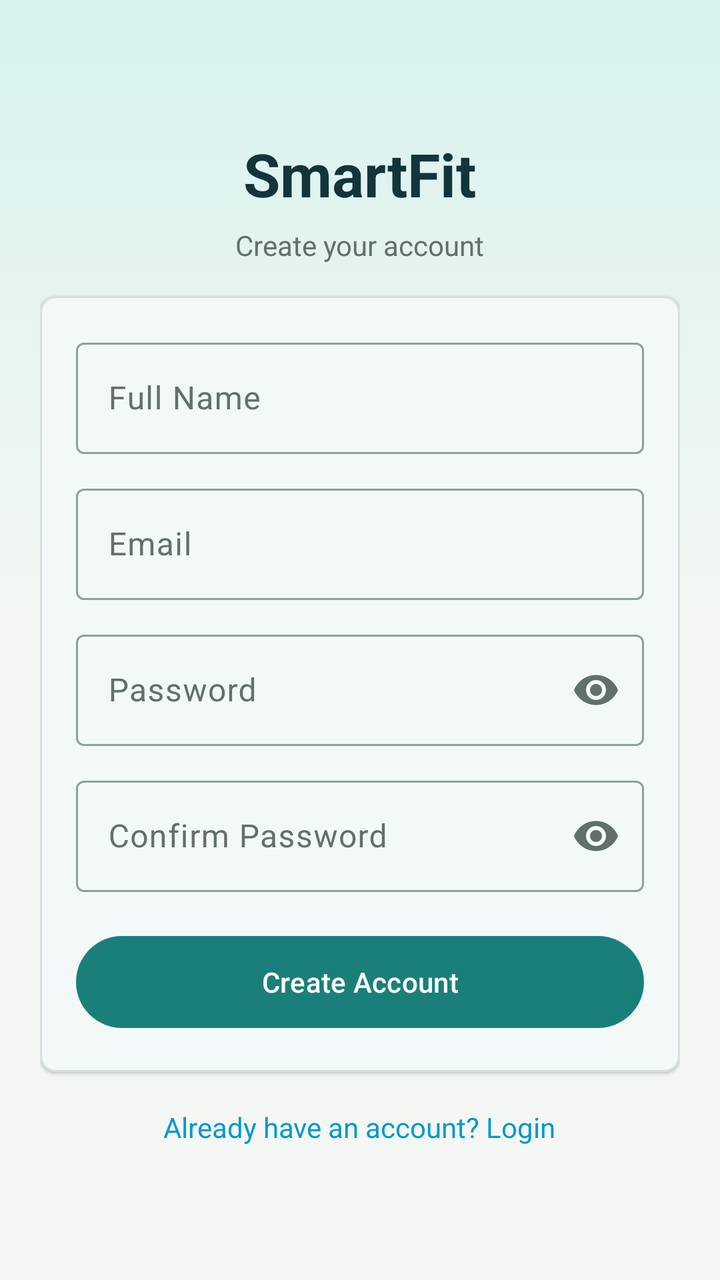
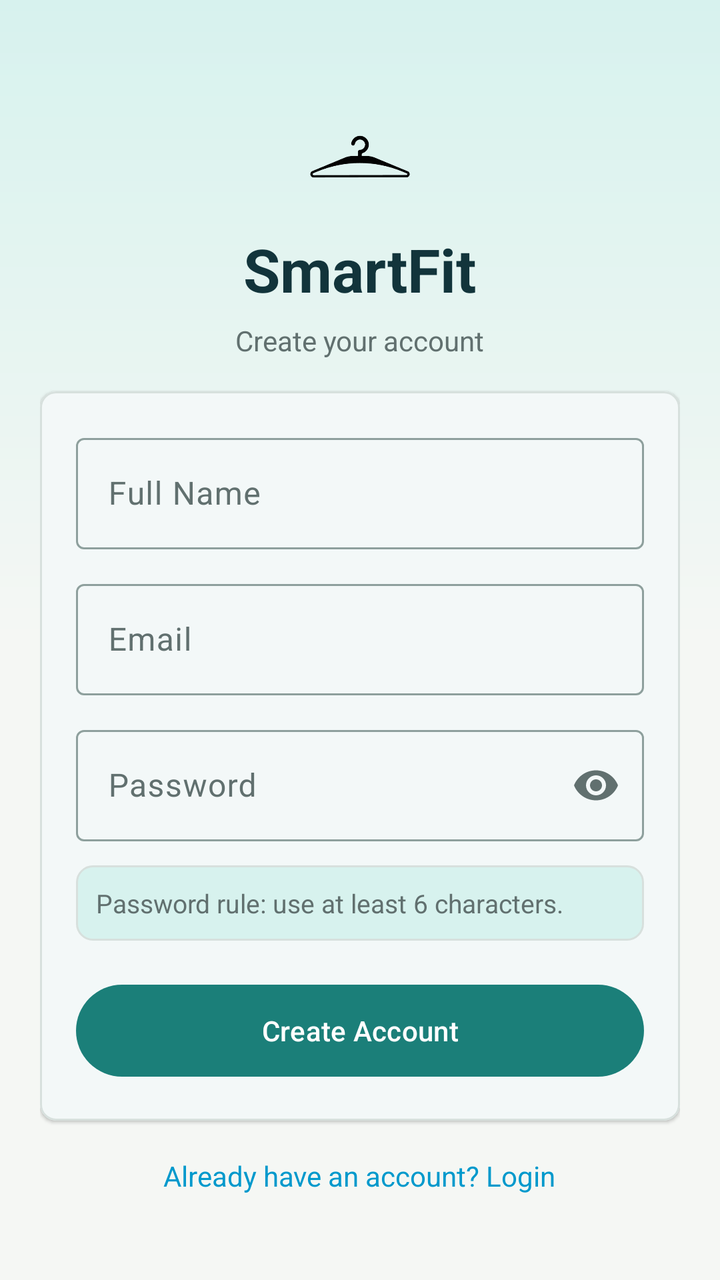

Screens rendered from an Android XML layout before and after an edit, with the pre-edit source and the edit as a unified diff.
<!-- AndroidManifest.xml: application theme Theme.SmartFitApp -->
<!-- res/layout/activity_register.xml -->
<?xml version="1.0" encoding="utf-8"?>
<ScrollView xmlns:android="http://schemas.android.com/apk/res/android"
    xmlns:app="http://schemas.android.com/apk/res-auto"
    android:layout_width="match_parent"
    android:layout_height="match_parent"
    android:fillViewport="true"
    android:background="@drawable/bg_auth_panel">

    <LinearLayout
        android:layout_width="match_parent"
        android:layout_height="match_parent"
        android:orientation="vertical"
        android:gravity="center"
        android:paddingStart="@dimen/screen_padding"
        android:paddingEnd="@dimen/screen_padding"
        android:paddingTop="16dp"
        android:paddingBottom="16dp">

        
        <LinearLayout
            android:layout_width="wrap_content"
            android:layout_height="wrap_content"
            android:orientation="vertical"
            android:gravity="center"
            android:layout_marginBottom="16dp">

            <TextView
                android:layout_width="wrap_content"
                android:layout_height="wrap_content"
                android:text="SmartFit"
                style="@style/Text.Brand" />

            <TextView
                android:layout_width="wrap_content"
                android:layout_height="wrap_content"
                android:layout_marginTop="6dp"
                android:text="Create your account"
                android:textSize="14sp"
                android:textColor="@color/on_surface_variant" />
        </LinearLayout>

        
        <com.google.android.material.card.MaterialCardView
            android:layout_width="match_parent"
            android:layout_height="wrap_content"
            app:cardCornerRadius="@dimen/card_radius"
            app:cardElevation="1dp"
            app:strokeColor="@color/outline_variant"
            app:strokeWidth="1dp"
            app:cardBackgroundColor="@color/surface">

            <LinearLayout
                android:layout_width="match_parent"
                android:layout_height="wrap_content"
                android:orientation="vertical"
                android:padding="@dimen/card_padding">

                <com.google.android.material.textfield.TextInputLayout
                    android:layout_width="match_parent"
                    android:layout_height="wrap_content"
                    android:hint="Full Name"
                    style="@style/Widget.Material3.TextInputLayout.OutlinedBox">

                    <com.google.android.material.textfield.TextInputEditText
                        android:id="@+id/fullNameInput"
                        android:layout_width="match_parent"
                        android:layout_height="wrap_content"
                        android:inputType="textPersonName"
                        android:imeOptions="actionNext" />
                </com.google.android.material.textfield.TextInputLayout>

                <com.google.android.material.textfield.TextInputLayout
                    android:layout_width="match_parent"
                    android:layout_height="wrap_content"
                    android:layout_marginTop="@dimen/element_gap"
                    android:hint="Email"
                    style="@style/Widget.Material3.TextInputLayout.OutlinedBox">

                    <com.google.android.material.textfield.TextInputEditText
                        android:id="@+id/emailInput"
                        android:layout_width="match_parent"
                        android:layout_height="wrap_content"
                        android:inputType="textEmailAddress"
                        android:imeOptions="actionNext" />
                </com.google.android.material.textfield.TextInputLayout>

                <com.google.android.material.textfield.TextInputLayout
                    android:layout_width="match_parent"
                    android:layout_height="wrap_content"
                    android:layout_marginTop="@dimen/element_gap"
                    android:hint="Password"
                    app:endIconMode="password_toggle"
                    style="@style/Widget.Material3.TextInputLayout.OutlinedBox">

                    <com.google.android.material.textfield.TextInputEditText
                        android:id="@+id/passwordInput"
                        android:layout_width="match_parent"
                        android:layout_height="wrap_content"
                        android:inputType="textPassword"
                        android:imeOptions="actionNext" />
                </com.google.android.material.textfield.TextInputLayout>

                <com.google.android.material.textfield.TextInputLayout
                    android:layout_width="match_parent"
                    android:layout_height="wrap_content"
                    android:layout_marginTop="@dimen/element_gap"
                    android:hint="Confirm Password"
                    app:endIconMode="password_toggle"
                    style="@style/Widget.Material3.TextInputLayout.OutlinedBox">

                    <com.google.android.material.textfield.TextInputEditText
                        android:id="@+id/confirmPasswordInput"
                        android:layout_width="match_parent"
                        android:layout_height="wrap_content"
                        android:inputType="textPassword"
                        android:imeOptions="actionDone" />
                </com.google.android.material.textfield.TextInputLayout>

                <TextView
                    android:id="@+id/errorText"
                    android:layout_width="match_parent"
                    android:layout_height="wrap_content"
                    android:layout_marginTop="@dimen/small_gap"
                    style="@style/Text.Error"
                    android:visibility="gone" />

                <ProgressBar
                    android:id="@+id/progressBar"
                    android:layout_width="wrap_content"
                    android:layout_height="wrap_content"
                    android:layout_gravity="center_horizontal"
                    android:layout_marginTop="@dimen/small_gap"
                    android:visibility="gone" />

                <Button
                    android:id="@+id/registerButton"
                    android:layout_width="match_parent"
                    android:layout_height="@dimen/button_height"
                    android:layout_marginTop="@dimen/card_padding"
                    android:text="Create Account"
                    android:textAllCaps="false"
                    style="@style/Widget.Material3.Button" />

            </LinearLayout>
        </com.google.android.material.card.MaterialCardView>

        <TextView
            android:id="@+id/loginLink"
            android:layout_width="wrap_content"
            android:layout_height="wrap_content"
            android:layout_marginTop="@dimen/card_padding"
            android:text="Already have an account? Login"
            android:textColor="@android:color/holo_blue_dark"
            android:textSize="14sp" />

    </LinearLayout>
</ScrollView>
<!-- resources referenced by this layout -->
<resources>
  <color name="on_surface_variant">#61706F</color>
  <color name="outline_variant">#D7E0DD</color>
  <color name="surface">#FFFFFF</color>
  <dimen name="button_height">54dp</dimen>
  <dimen name="card_padding">18dp</dimen>
  <dimen name="card_radius">8dp</dimen>
  <dimen name="element_gap">12dp</dimen>
  <dimen name="screen_padding">20dp</dimen>
  <dimen name="small_gap">8dp</dimen>
  <!-- drawable bg_auth_panel (drawable) -->
  <?xml version="1.0" encoding="utf-8"?>
  <shape xmlns:android="http://schemas.android.com/apk/res/android">
      <gradient
          android:angle="270"
          android:startColor="@color/primary_container"
          android:centerColor="@color/background"
          android:endColor="@color/background" />
  </shape>
  <style name="Text.Brand">
          <item name="android:textColor">@color/primary_dark</item>
          <item name="android:textStyle">bold</item>
          <item name="android:textSize">30sp</item>
      </style>
  <style name="Text.Error">
          <item name="android:textColor">@color/error</item>
          <item name="android:textSize">13sp</item>
      </style>
  <style name="Theme.SmartFitApp" parent="Base.Theme.SmartFitApp" />
  <color name="primary_container">#D7F2EE</color>
  <color name="background">#F5F7F4</color>
  <color name="primary_dark">#12343B</color>
  <color name="error">#B3261E</color>
  <style name="Base.Theme.SmartFitApp" parent="Theme.Material3.DayNight.NoActionBar">
          <item name="colorPrimary">@color/primary</item>
          <item name="colorOnPrimary">@color/on_primary</item>
          <item name="colorPrimaryContainer">@color/primary_container</item>
          <item name="colorOnPrimaryContainer">@color/on_primary_container</item>
          <item name="colorSecondary">@color/secondary</item>
          <item name="colorOnSecondary">@color/on_secondary</item>
          <item name="colorSecondaryContainer">@color/secondary_container</item>
          <item name="colorOnSecondaryContainer">@color/on_secondary_container</item>
          <item name="android:colorBackground">@color/background</item>
          <item name="colorSurface">@color/surface</item>
          <item name="colorOnSurface">@color/on_surface</item>
          <item name="colorSurfaceVariant">@color/surface_variant</item>
          <item name="colorOnSurfaceVariant">@color/on_surface_variant</item>
          <item name="colorError">@color/error</item>
          <item name="colorOnError">@color/on_error</item>
          <item name="colorErrorContainer">@color/error_container</item>
          <item name="colorOnErrorContainer">@color/on_error_container</item>
          <item name="colorOutline">@color/outline</item>
          <item name="colorOutlineVariant">@color/outline_variant</item>
      </style>
  <color name="primary">#1B7F79</color>
  <color name="on_primary">#FFFFFF</color>
  <color name="on_primary_container">#052927</color>
  <color name="secondary">#B85C38</color>
  <color name="on_secondary">#FFFFFF</color>
  <color name="secondary_container">#FFE2D5</color>
  <color name="on_secondary_container">#3D1608</color>
  <color name="on_surface">#162326</color>
  <color name="surface_variant">#E8F0ED</color>
  <color name="on_error">#FFFFFF</color>
  <color name="error_container">#F9DEDC</color>
  <color name="on_error_container">#410E0B</color>
  <color name="outline">#8EA09D</color>
</resources>

<!-- the commit's change to res/layout/activity_register.xml (unified diff, before → after) -->
@@ -23,6 +23,13 @@
             android:orientation="vertical"
             android:gravity="center"
             android:layout_marginBottom="16dp">
+
+            <ImageView
+                android:layout_width="72dp"
+                android:layout_height="72dp"
+                android:contentDescription="SmartFit logo"
+                android:scaleType="fitCenter"
+                android:src="@drawable/logo_black" />
 
             <TextView
                 android:layout_width="wrap_content"
@@ -70,6 +77,7 @@
                 </com.google.android.material.textfield.TextInputLayout>
 
                 <com.google.android.material.textfield.TextInputLayout
+                    android:id="@+id/passwordLayout"
                     android:layout_width="match_parent"
                     android:layout_height="wrap_content"
                     android:layout_marginTop="@dimen/element_gap"
@@ -97,24 +105,19 @@
                         android:layout_width="match_parent"
                         android:layout_height="wrap_content"
                         android:inputType="textPassword"
-                        android:imeOptions="actionNext" />
+                        android:imeOptions="actionDone" />
                 </com.google.android.material.textfield.TextInputLayout>
 
-                <com.google.android.material.textfield.TextInputLayout
+                <TextView
+                    android:id="@+id/passwordRulesText"
                     android:layout_width="match_parent"
                     android:layout_height="wrap_content"
                     android:layout_marginTop="@dimen/element_gap"
-                    android:hint="Confirm Password"
-                    app:endIconMode="password_toggle"
-                    style="@style/Widget.Material3.TextInputLayout.OutlinedBox">
-
-                    <com.google.android.material.textfield.TextInputEditText
-                        android:id="@+id/confirmPasswordInput"
-                        android:layout_width="match_parent"
-                        android:layout_height="wrap_content"
-                        android:inputType="textPassword"
-                        android:imeOptions="actionDone" />
-                </com.google.android.material.textfield.TextInputLayout>
+                    android:background="@drawable/bg_status_soft"
+                    android:padding="10dp"
+                    android:text="Password rule: use at least 6 characters."
+                    android:textColor="@color/on_surface_variant"
+                    android:textSize="13sp" />
 
                 <TextView
                     android:id="@+id/errorText"
<!-- resource entries referenced after the edit -->
@@ -18,6 +18,16 @@
           android:centerColor="@color/background"
           android:endColor="@color/background" />
   </shape>
+  <!-- drawable bg_status_soft (drawable) -->
+  <?xml version="1.0" encoding="utf-8"?>
+  <shape xmlns:android="http://schemas.android.com/apk/res/android">
+      <solid android:color="@color/primary_container" />
+      <corners android:radius="@dimen/small_radius" />
+      <stroke
+          android:width="1dp"
+          android:color="@color/outline_variant" />
+  </shape>
+  <!-- drawable logo_black: png bitmap (drawable, 26982 bytes) -->
   <style name="Text.Brand">
           <item name="android:textColor">@color/primary_dark</item>
           <item name="android:textStyle">bold</item>
@@ -30,6 +40,7 @@
   <style name="Theme.SmartFitApp" parent="Base.Theme.SmartFitApp" />
   <color name="primary_container">#D7F2EE</color>
   <color name="background">#F5F7F4</color>
+  <dimen name="small_radius">8dp</dimen>
   <color name="primary_dark">#12343B</color>
   <color name="error">#B3261E</color>
   <style name="Base.Theme.SmartFitApp" parent="Theme.Material3.DayNight.NoActionBar">
